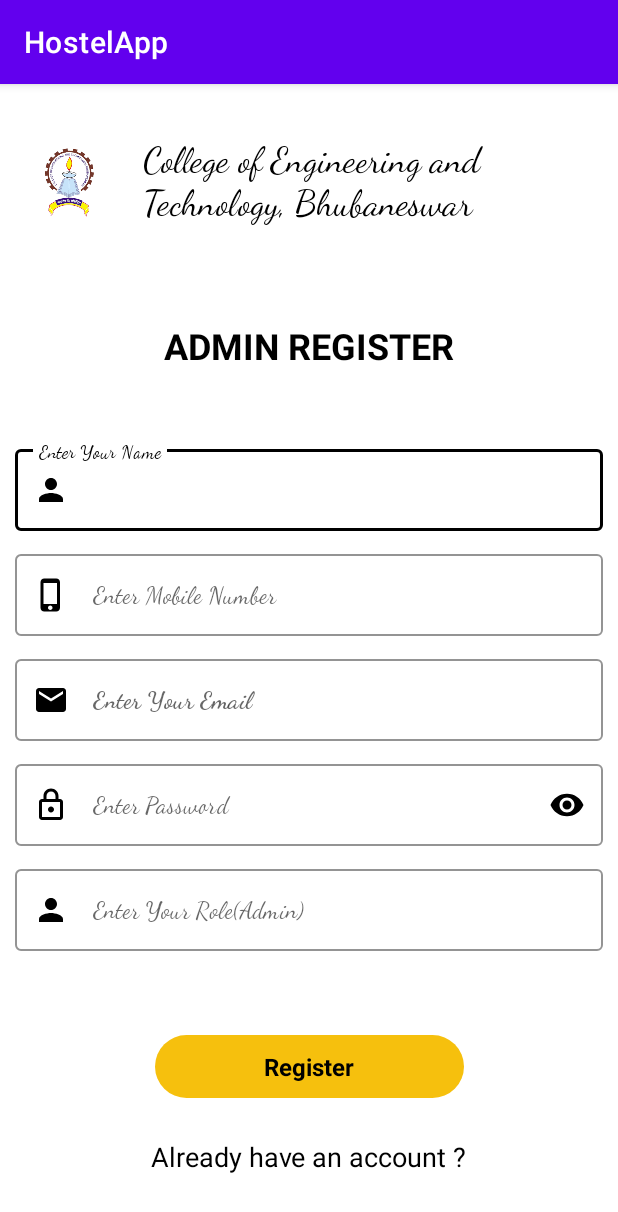
After one commit to anshutiwari2110/HostelApp, an Android app: the AdminRegisterActivity screen opened directly, with no data from a screen before it, on a phone screen of 412 x 824 dp. The commit adds this screen. Shown: the top 1212 px of the screen. Run offline under Robolectric (Android 15) with nearby library versions, the phone set to English and light mode, and no system bars.

Commit message:
Register Commit

```diff
--- a/app/src/main/AndroidManifest.xml
+++ b/app/src/main/AndroidManifest.xml
@@ -9,6 +9,8 @@
         android:roundIcon="@mipmap/ic_launcher_round"
         android:supportsRtl="true"
         android:theme="@style/Theme.HostelApp">
+        <activity android:name=".Student.StudentRegisterActivity"></activity>
+        <activity android:name=".Admin.AdminRegisterActivity" />
         <activity android:name=".Student.StudentLoginActivity" />
         <activity android:name=".Admin.AdminLoginActivity" />
         <activity android:name=".Activities.WelcomeActivity" />
--- /dev/null
+++ b/app/src/main/java/com/anshutiwari/hostelapp/Admin/AdminRegisterActivity.java
@@ -0,0 +1,16 @@
+package com.anshutiwari.hostelapp.Admin;
+
+import androidx.appcompat.app.AppCompatActivity;
+
+import android.os.Bundle;
+
+import com.anshutiwari.hostelapp.R;
+
+public class AdminRegisterActivity extends AppCompatActivity {
+
+    @Override
+    protected void onCreate(Bundle savedInstanceState) {
+        super.onCreate(savedInstanceState);
+        setContentView(R.layout.activity_admin_register);
+    }
+}
--- /dev/null
+++ b/app/src/main/res/layout/activity_admin_register.xml
@@ -0,0 +1,240 @@
+<?xml version="1.0" encoding="utf-8"?>
+<LinearLayout xmlns:android="http://schemas.android.com/apk/res/android"
+    xmlns:app="http://schemas.android.com/apk/res-auto"
+    xmlns:tools="http://schemas.android.com/tools"
+    android:layout_width="match_parent"
+    android:layout_height="match_parent"
+    android:orientation="vertical"
+    tools:context=".Admin.AdminRegisterActivity">
+
+    <LinearLayout
+        android:layout_width="match_parent"
+        android:layout_height="wrap_content"
+        android:layout_marginTop="20dp"
+        android:gravity="center"
+        android:padding="15dp">
+
+        <ImageView
+            android:layout_width="60dp"
+            android:layout_height="60dp"
+            android:src="@drawable/cet_logo" />
+
+        <TextView
+            android:layout_width="wrap_content"
+            android:layout_height="wrap_content"
+            android:layout_marginStart="20dp"
+            android:fontFamily="cursive"
+            android:text="@string/college_name"
+            android:textColor="@color/black"
+            android:textSize="24sp" />
+
+    </LinearLayout>
+
+    <androidx.constraintlayout.widget.ConstraintLayout
+        android:layout_width="match_parent"
+        android:layout_height="match_parent">
+
+        <TextView
+            android:layout_width="wrap_content"
+            android:layout_height="wrap_content"
+            android:text="@string/admin_register"
+            android:textAllCaps="true"
+            android:textColor="@color/black"
+            android:textSize="24sp"
+            android:textStyle="bold"
+            app:layout_constraintBottom_toTopOf="@+id/til_register_admin_name"
+            app:layout_constraintEnd_toEndOf="parent"
+            app:layout_constraintStart_toStartOf="parent"
+            app:layout_constraintTop_toTopOf="parent" />
+
+        <com.google.android.material.textfield.TextInputLayout
+            android:id="@+id/til_register_admin_name"
+            style="@style/Widget.MaterialComponents.TextInputLayout.OutlinedBox"
+            android:layout_width="0dp"
+            android:layout_height="wrap_content"
+            android:layout_marginTop="10dp"
+            android:hint="@string/register_name"
+            app:boxStrokeColor="@color/black"
+            app:boxStrokeWidthFocused="2dp"
+            app:endIconMode="clear_text"
+            app:endIconTint="@color/black"
+            app:hintTextColor="@color/black"
+            app:layout_constraintBottom_toBottomOf="parent"
+            app:layout_constraintEnd_toEndOf="parent"
+            app:layout_constraintHorizontal_bias=".5"
+            app:layout_constraintStart_toStartOf="parent"
+            app:layout_constraintTop_toTopOf="parent"
+            app:layout_constraintVertical_bias=".2"
+            app:layout_constraintWidth_percent=".95"
+            app:startIconDrawable="@drawable/ic_user"
+            app:startIconTint="@color/black">
+
+            <com.google.android.material.textfield.TextInputEditText
+                android:layout_width="match_parent"
+                android:layout_height="wrap_content"
+                android:fontFamily="cursive"
+                android:inputType="textPersonName"
+                android:textColor="@color/black" />
+
+        </com.google.android.material.textfield.TextInputLayout>
+
+        <com.google.android.material.textfield.TextInputLayout
+            android:id="@+id/til_register_admin_phone"
+            style="@style/Widget.MaterialComponents.TextInputLayout.OutlinedBox"
+            android:layout_width="0dp"
+            android:layout_height="wrap_content"
+            android:layout_marginTop="10dp"
+            android:hint="@string/Register_Phone"
+            app:boxStrokeColor="@color/black"
+            app:boxStrokeWidthFocused="2dp"
+            app:endIconMode="clear_text"
+            app:endIconTint="@color/black"
+            app:hintTextColor="@color/black"
+            app:layout_constraintBottom_toBottomOf="parent"
+            app:layout_constraintEnd_toEndOf="parent"
+            app:layout_constraintHorizontal_bias=".5"
+            app:layout_constraintStart_toStartOf="parent"
+            app:layout_constraintTop_toBottomOf="@id/til_register_admin_name"
+            app:layout_constraintVertical_bias="0"
+            app:layout_constraintWidth_percent=".95"
+            app:startIconDrawable="@drawable/ic_phone"
+            app:startIconTint="@color/black">
+
+            <com.google.android.material.textfield.TextInputEditText
+                android:layout_width="match_parent"
+                android:layout_height="wrap_content"
+                android:fontFamily="cursive"
+                android:inputType="phone"
+                android:textColor="@color/black" />
+
+        </com.google.android.material.textfield.TextInputLayout>
+
+        <com.google.android.material.textfield.TextInputLayout
+            android:id="@+id/til_register_admin_email"
+            style="@style/Widget.MaterialComponents.TextInputLayout.OutlinedBox"
+            android:layout_width="0dp"
+            android:layout_height="wrap_content"
+            android:layout_marginTop="10dp"
+            android:hint="@string/Register_Username"
+            app:boxStrokeColor="@color/black"
+            app:boxStrokeWidthFocused="2dp"
+            app:endIconMode="clear_text"
+            app:endIconTint="@color/black"
+            app:hintTextColor="@color/black"
+            app:layout_constraintBottom_toBottomOf="parent"
+            app:layout_constraintEnd_toEndOf="parent"
+            app:layout_constraintHorizontal_bias=".5"
+            app:layout_constraintStart_toStartOf="parent"
+            app:layout_constraintTop_toBottomOf="@id/til_register_admin_phone"
+            app:layout_constraintVertical_bias="0"
+            app:layout_constraintWidth_percent=".95"
+            app:startIconDrawable="@drawable/ic_email"
+            app:startIconTint="@color/black">
+
+            <com.google.android.material.textfield.TextInputEditText
+                android:layout_width="match_parent"
+                android:layout_height="wrap_content"
+                android:fontFamily="cursive"
+                android:inputType="textEmailAddress"
+                android:textColor="@color/black"
+                android:textStyle="bold" />
+
+        </com.google.android.material.textfield.TextInputLayout>
+
+        <com.google.android.material.textfield.TextInputLayout
+            android:id="@+id/til_register_admin_password"
+            style="@style/Widget.MaterialComponents.TextInputLayout.OutlinedBox"
+            android:layout_width="0dp"
+            android:layout_height="wrap_content"
+            android:layout_marginTop="10dp"
+            android:hint="@string/Register_Password"
+            app:boxStrokeColor="@color/black"
+            app:boxStrokeWidthFocused="2dp"
+            app:endIconMode="password_toggle"
+            app:endIconTint="@color/black"
+            app:hintTextColor="@color/black"
+            app:layout_constraintBottom_toBottomOf="parent"
+            app:layout_constraintEnd_toEndOf="parent"
+            app:layout_constraintHorizontal_bias=".5"
+            app:layout_constraintStart_toStartOf="parent"
+            app:layout_constraintTop_toBottomOf="@id/til_register_admin_email"
+            app:layout_constraintVertical_bias="0"
+            app:layout_constraintWidth_percent=".95"
+            app:startIconDrawable="@drawable/ic_password"
+            app:startIconTint="@color/black">
+
+            <com.google.android.material.textfield.TextInputEditText
+                android:layout_width="match_parent"
+                android:layout_height="wrap_content"
+                android:fontFamily="cursive"
+                android:inputType="textPassword"
+                android:textColor="#000000" />
+
+        </com.google.android.material.textfield.TextInputLayout>
+
+
+        <com.google.android.material.textfield.TextInputLayout
+            android:id="@+id/til_register_admin_role"
+            style="@style/Widget.MaterialComponents.TextInputLayout.OutlinedBox"
+            android:layout_width="0dp"
+            android:layout_height="wrap_content"
+            android:layout_marginTop="10dp"
+            android:hint="@string/Register_Role"
+            android:maxHeight="40dp"
+            app:boxStrokeColor="@color/black"
+            app:boxStrokeWidthFocused="2dp"
+            app:endIconMode="clear_text"
+            app:endIconTint="@color/black"
+            app:hintTextColor="@color/black"
+            app:layout_constraintBottom_toBottomOf="parent"
+            app:layout_constraintEnd_toEndOf="parent"
+            app:layout_constraintHorizontal_bias=".5"
+            app:layout_constraintStart_toStartOf="parent"
+            app:layout_constraintTop_toBottomOf="@id/til_register_admin_password"
+            app:layout_constraintVertical_bias="0"
+            app:layout_constraintWidth_percent=".95"
+            app:startIconDrawable="@drawable/ic_user"
+            app:startIconTint="@color/black">
+
+            <com.google.android.material.textfield.TextInputEditText
+                android:layout_width="match_parent"
+                android:layout_height="wrap_content"
+                android:fontFamily="cursive"
+                android:textColor="#000000" />
+
+        </com.google.android.material.textfield.TextInputLayout>
+
+        <TextView
+            android:id="@+id/btn_admin_register"
+            android:layout_width="0dp"
+            android:layout_height="wrap_content"
+            android:background="@drawable/bg_admin"
+            android:gravity="center"
+            android:padding="10dp"
+            android:text="@string/Register"
+            android:textColor="@color/black"
+            android:textSize="16sp"
+            android:textStyle="bold"
+            app:layout_constraintBottom_toBottomOf="parent"
+            app:layout_constraintEnd_toEndOf="parent"
+            app:layout_constraintStart_toStartOf="parent"
+            app:layout_constraintTop_toTopOf="parent"
+            app:layout_constraintVertical_bias=".85"
+            app:layout_constraintWidth_percent=".5" />
+
+        <TextView
+            android:layout_width="wrap_content"
+            android:layout_height="wrap_content"
+            android:elevation="10dp"
+            android:text="@string/already_have_an_account"
+            android:textColor="@color/black"
+            android:textSize="18sp"
+            app:layout_constraintBottom_toBottomOf="parent"
+            app:layout_constraintEnd_toEndOf="parent"
+            app:layout_constraintStart_toStartOf="parent"
+            app:layout_constraintTop_toBottomOf="@+id/btn_admin_register"
+            app:layout_constraintVertical_bias=".4" />
+
+    </androidx.constraintlayout.widget.ConstraintLayout>
+
+</LinearLayout>
--- a/app/src/main/res/values/strings.xml
+++ b/app/src/main/res/values/strings.xml
@@ -16,18 +16,19 @@
 
     <!--    For Sign Up Activities-->
     <string name="Register">Register</string>
-    <string name="Registration_number">College Registration Number</string>
+    <string name="Registration_number">Enter College Regd Number</string>
     <string name="admin_register">ADMIN REGISTER </string>
     <string name="student_register">STUDENT REGISTER </string>
     <string name="Register_Phone">Enter Mobile Number</string>
+    <string name="register_name">Enter Your Name</string>
     <string name="Register_Username">Enter Your Email</string>
     <string name="Register_Password">Enter Password</string>
-    <string name="Register_Confirm_Password">Enter to Confirm Password</string>
+    <string name="Register_Role">Enter Your Role(Admin)</string>
+    <string name="already_have_an_account">Already have an account ?</string>
 
     <!--    For Welcome Activities-->
     <string name="Welcome">Welcome</string>
     <string name="ContinueAsStudent">Continue As Student</string>
     <string name="ContinueAsAdmin">Continue As Admin</string>
 
-
 </resources>
```
Also changed, not shown: app/src/main/java/com/anshutiwari/hostelapp/Student/StudentRegisterActivity.java (added, +16 -0 lines), app/src/main/res/layout/activity_student_register.xml (added, +240 -0 lines).
